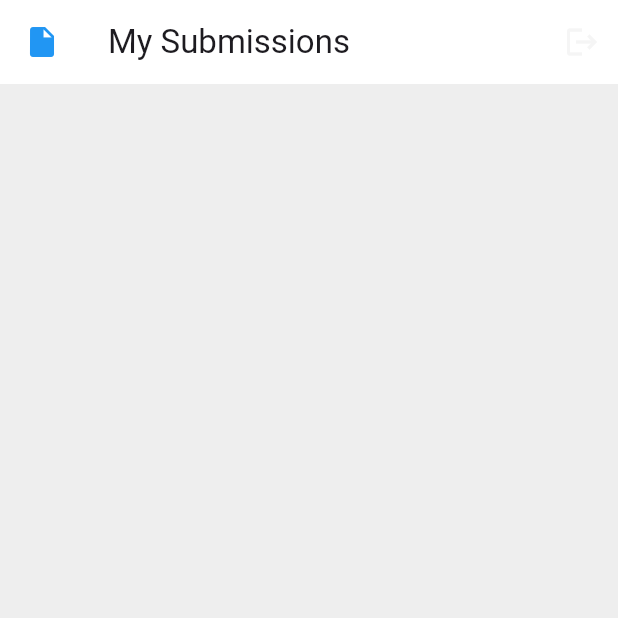
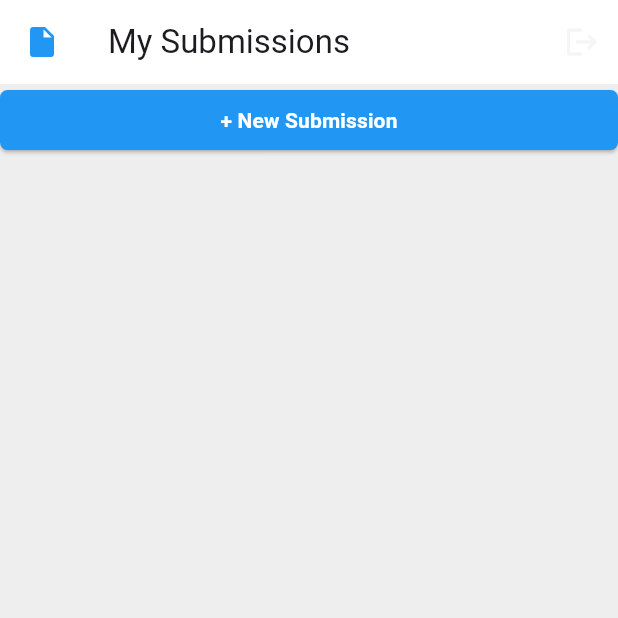
Before and after one commit to DanielLeke/TurnIn-App, a Flutter app: the screen it shows after launch, on a phone screen of 412 x 824 dp, the top half of it. Run offline on Flutter 3.47's test engine with Material 3 defaults, Android fonts, the phone set to English and light mode, and no system bars; our stand-ins replace get.

Commit message:
Created a button to allow users submit submissions (Not functional yet)

```diff
--- a/lib/students/students_page.dart
+++ b/lib/students/students_page.dart
@@ -8,7 +8,7 @@ class StudentsPage extends StatelessWidget {
     return Scaffold(
       backgroundColor: Colors.grey[200],
       appBar: studentsAppBar(),
-      body: ListView(),
+      body: ListView(children: [CreateSubmissionBtn()]),
     );
   }
 
@@ -16,10 +16,37 @@ class StudentsPage extends StatelessWidget {
     return AppBar(
       backgroundColor: Colors.white,
       title: Text('My Submissions'),
-      leading: Icon(Icons.insert_drive_file, color: Colors.blue,),
+      leading: Icon(Icons.insert_drive_file, color: Colors.blue),
       actions: [
-        IconButton(onPressed: () {}, icon: Icon(Icons.logout, color: Colors.grey[100],))
+        IconButton(
+          onPressed: () {},
+          icon: Icon(Icons.logout, color: Colors.grey[100]),
+        ),
       ],
     );
   }
 }
+
+class CreateSubmissionBtn extends StatelessWidget {
+  const CreateSubmissionBtn({super.key});
+
+  @override
+  Widget build(BuildContext context) {
+    return ElevatedButton(
+    onPressed: () {},
+    style: ElevatedButton.styleFrom(
+      backgroundColor: Colors.blue,
+      foregroundColor: Colors.white,
+      shape: RoundedRectangleBorder(
+        borderRadius: BorderRadius.circular(5)
+      )
+    ),
+    child: Text(
+      "+ New Submission",
+      style: TextStyle(
+        color: Colors.white,
+        fontWeight: FontWeight.bold
+      ),
+    ));
+  }
+}
```
